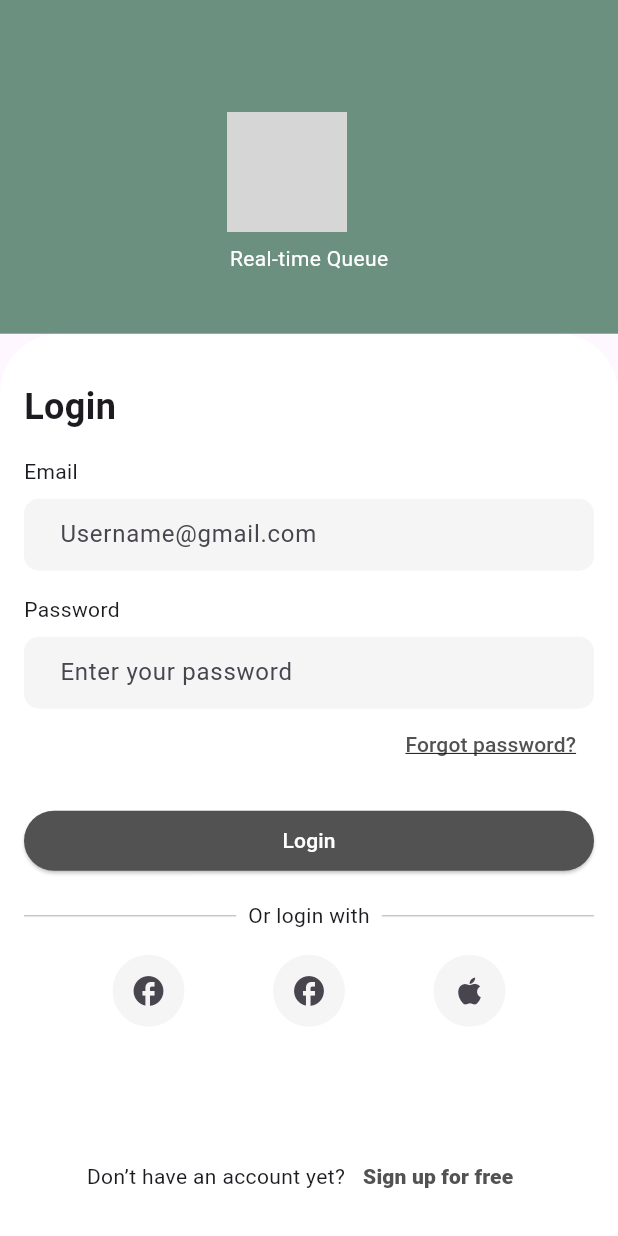
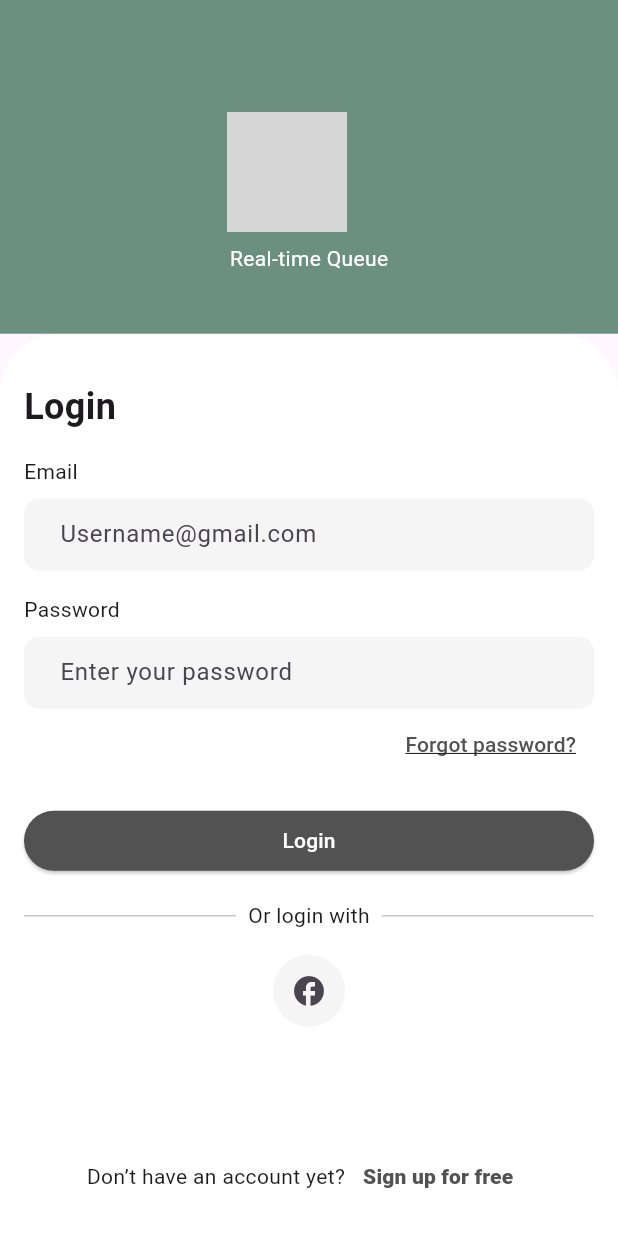
Before and after one commit to PomPerWoW/papdaew-client, a Flutter app: the LoginPage screen opened directly, on a phone screen of 412 x 824 dp. Run offline on Flutter 3.47's test engine with Material 3 defaults, Android fonts, the phone set to English and light mode, and no system bars; grey boxes are pictures that could not be loaded.

Commit message:
feat(login): Add logo and set the alignment properly

```diff
--- a/lib/presentation/views/pages/login_page.dart
+++ b/lib/presentation/views/pages/login_page.dart
@@ -184,30 +184,6 @@ class LoginPage extends StatelessWidget {
                         },
                       ),
                     ),
-                    Container(
-                      decoration: BoxDecoration(
-                        borderRadius: BorderRadius.circular(25),
-                        color: Color(0xFFF5F5F5),
-                      ),
-                      child: IconButton(
-                        icon: Icon(Icons.facebook),
-                        onPressed: () {
-                          // Handle Google login
-                        },
-                      ),
-                    ),
-                    Container(
-                      decoration: BoxDecoration(
-                        borderRadius: BorderRadius.circular(25),
-                        color: Color(0xFFF5F5F5),
-                      ),
-                      child: IconButton(
-                        icon: Icon(Icons.apple),
-                        onPressed: () {
-                          // Handle Apple login
-                        },
-                      ),
-                    ),
                   ],
                 ),
                 Spacer(),
```
